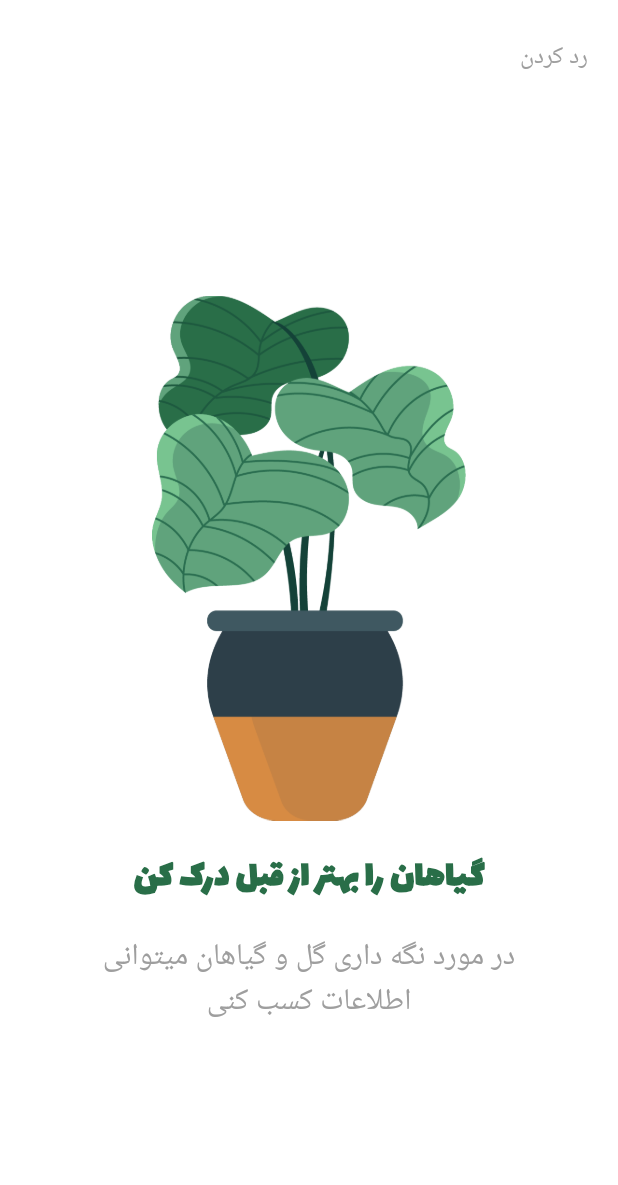
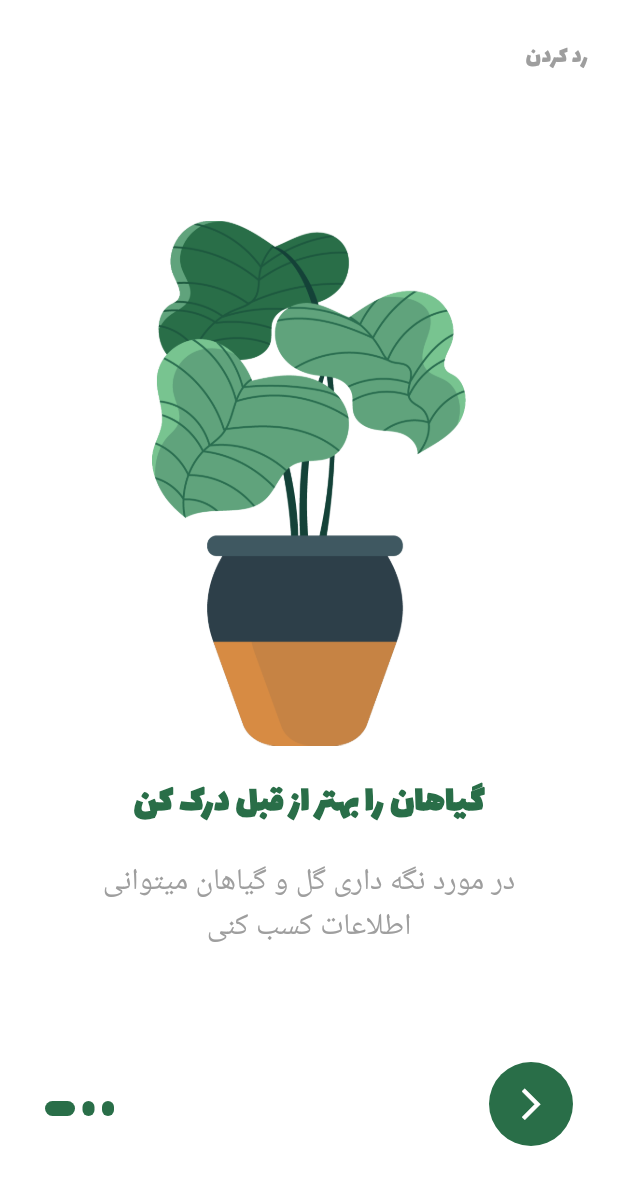
Before and after one commit to msharafice/plant_app, a Flutter app: the screen it shows after launch, on a phone screen of 412 x 824 dp. Shown: the top 1185 px of the screen. Run offline on Flutter 3.47's test engine with Material 3 defaults, Android fonts, the light colour scheme and no system bars.

Commit message:
add some page

```diff
--- a/lib/main.dart
+++ b/lib/main.dart
@@ -1,5 +1,5 @@
 import 'package:flutter/material.dart';
-import 'package:plantapp_2/screens/home_page.dart';
+import 'package:plantapp_2/screens/splash_screen.dart';
 
 void main() {
   runApp(const MyApp());
--- /dev/null
+++ b/lib/models/plant.dart
@@ -0,0 +1,173 @@
+// NABEGHEHA.COM
+
+class Plant {
+  final int plantId;
+  final int price;
+  final String size;
+  final double rating;
+  final int humidity;
+  final String temperature;
+  final String category;
+  final String plantName;
+  final String imageURL;
+  bool isFavorated;
+  final String decription;
+  bool isSelected;
+
+  Plant({
+    required this.plantId,
+    required this.price,
+    required this.category,
+    required this.plantName,
+    required this.size,
+    required this.rating,
+    required this.humidity,
+    required this.temperature,
+    required this.imageURL,
+    required this.isFavorated,
+    required this.decription,
+    required this.isSelected,
+  });
+
+  //List of Plants data
+  static List<Plant> plantList = [
+    Plant(
+      plantId: 0,
+      price: 22,
+      category: 'آپارتمانی',
+      plantName: 'سانسویریا',
+      size: 'کوچک',
+      rating: 4.5,
+      humidity: 34,
+      temperature: '23 - 34',
+      imageURL: 'assets/images/plant-one.png',
+      isFavorated: false,
+      decription: 'این گیاه یکی از بهترین گیاهان است. در بیشتر مناطق جهان رشد می کند و می تواند حتی در سخت ترین شرایط آب و هوایی نیز زنده بماند.',
+      isSelected: false,
+    ),
+    Plant(
+      plantId: 1,
+      price: 11,
+      category: 'محل‌کار',
+      plantName: 'فیلودندرون',
+      size: 'متوسط',
+      rating: 4.8,
+      humidity: 56,
+      temperature: '19 - 22',
+      imageURL: 'assets/images/plant-two.png',
+      isFavorated: false,
+      decription: 'این گیاه یکی از بهترین گیاهان است. در بیشتر مناطق جهان رشد می کند و می تواند حتی در سخت ترین شرایط آب و هوایی نیز زنده بماند.',
+      isSelected: false,
+    ),
+    Plant(
+      plantId: 2,
+      price: 18,
+      category: 'آپارتمانی',
+      plantName: 'دیزی ساحلی',
+      size: 'بزرگ',
+      rating: 4.7,
+      humidity: 34,
+      temperature: '22 - 25',
+      imageURL: 'assets/images/plant-three.png',
+      isFavorated: false,
+      decription: 'این گیاه یکی از بهترین گیاهان است. در بیشتر مناطق جهان رشد می کند و می تواند حتی در سخت ترین شرایط آب و هوایی نیز زنده بماند.',
+      isSelected: false,
+    ),
+    Plant(
+      plantId: 3,
+      price: 30,
+      category: 'محل‌کار',
+      plantName: 'بلوستم بزرگ',
+      size: 'کوچک',
+      rating: 4.5,
+      humidity: 35,
+      temperature: '23 - 28',
+      imageURL: 'assets/images/plant-one.png',
+      isFavorated: false,
+      decription: 'این گیاه یکی از بهترین گیاهان است. در بیشتر مناطق جهان رشد می کند و می تواند حتی در سخت ترین شرایط آب و هوایی نیز زنده بماند.',
+      isSelected: false,
+    ),
+    Plant(
+      plantId: 4,
+      price: 24,
+      category: 'پیشنهادی',
+      plantName: 'بلوستم بزرگ',
+      size: 'بزرگ',
+      rating: 4.1,
+      humidity: 66,
+      temperature: '12 - 16',
+      imageURL: 'assets/images/plant-four.png',
+      isFavorated: false,
+      decription: 'این گیاه یکی از بهترین گیاهان است. در بیشتر مناطق جهان رشد می کند و می تواند حتی در سخت ترین شرایط آب و هوایی نیز زنده بماند.',
+      isSelected: false,
+    ),
+    Plant(
+      plantId: 5,
+      price: 24,
+      category: 'محل‌کار',
+      plantName: 'مریم گلی',
+      size: 'متوسط',
+      rating: 4.4,
+      humidity: 36,
+      temperature: '15 - 18',
+      imageURL: 'assets/images/plant-five.png',
+      isFavorated: false,
+      decription: 'این گیاه یکی از بهترین گیاهان است. در بیشتر مناطق جهان رشد می کند و می تواند حتی در سخت ترین شرایط آب و هوایی نیز زنده بماند.',
+      isSelected: false,
+    ),
+    Plant(
+      plantId: 6,
+      price: 19,
+      category: 'باغچه‌ایی',
+      plantName: 'پلمباگو',
+      size: 'کوچک',
+      rating: 4.2,
+      humidity: 46,
+      temperature: '23 - 26',
+      imageURL: 'assets/images/plant-six.png',
+      isFavorated: false,
+      decription: 'این گیاه یکی از بهترین گیاهان است. در بیشتر مناطق جهان رشد می کند و می تواند حتی در سخت ترین شرایط آب و هوایی نیز زنده بماند.',
+      isSelected: false,
+    ),
+    Plant(
+      plantId: 7,
+      price: 23,
+      category: 'باغچه‌ایی',
+      plantName: 'تریتونیا',
+      size: 'متوسط',
+      rating: 4.5,
+      humidity: 34,
+      temperature: '21 - 24',
+      imageURL: 'assets/images/plant-seven.png',
+      isFavorated: false,
+      decription: 'این گیاه یکی از بهترین گیاهان است. در بیشتر مناطق جهان رشد می کند و می تواند حتی در سخت ترین شرایط آب و هوایی نیز زنده بماند.',
+      isSelected: false,
+    ),
+    Plant(
+      plantId: 8,
+      price: 46,
+      category: 'پیشنهادی',
+      plantName: 'تریتونیا',
+      size: 'متوسط',
+      rating: 4.7,
+      humidity: 46,
+      temperature: '21 - 25',
+      imageURL: 'assets/images/plant-eight.png',
+      isFavorated: false,
+      decription: 'این گیاه یکی از بهترین گیاهان است. در بیشتر مناطق جهان رشد می کند و می تواند حتی در سخت ترین شرایط آب و هوایی نیز زنده بماند.',
+      isSelected: false,
+    ),
+  ];
+
+  //Get the favorated items
+  static List<Plant> getFavoritedPlants() {
+    List<Plant> travelList = Plant.plantList;
+    return travelList.where((element) => element.isFavorated == true).toList();
+  }
+
+  //Get the cart items
+  static List<Plant> addedToCartPlants() {
+    List<Plant> selectedPlants = Plant.plantList;
+    return selectedPlants.where((element) => element.isSelected == true).toList();
+  }
+}
--- /dev/null
+++ b/lib/screens/cart_page.dart
@@ -0,0 +1,19 @@
+import 'package:flutter/material.dart';
+
+class CartPage extends StatefulWidget {
+  const CartPage({super.key});
+
+  @override
+  State<CartPage> createState() => _ProfilePageState();
+}
+
+class _ProfilePageState extends State<CartPage> {
+  @override
+  Widget build(BuildContext context) {
+    return const Scaffold(
+      body: Center(
+        child: Text('سبد خرید'),
+      ),
+    );
+  }
+}
--- /dev/null
+++ b/lib/screens/favorite_page.dart
@@ -0,0 +1,19 @@
+import 'package:flutter/material.dart';
+
+class FavoritePage extends StatefulWidget {
+  const FavoritePage({super.key});
+
+  @override
+  State<FavoritePage> createState() => _ProfilePageState();
+}
+
+class _ProfilePageState extends State<FavoritePage> {
+  @override
+  Widget build(BuildContext context) {
+    return const Scaffold(
+      body: Center(
+        child: Text('علاقه مندی ها'),
+      ),
+    );
+  }
+}
--- a/lib/screens/home_page.dart
+++ b/lib/screens/home_page.dart
@@ -1,96 +1,18 @@
 import 'package:flutter/material.dart';
-import 'package:plantapp_2/const/constants.dart';
 
 class HomePage extends StatefulWidget {
   const HomePage({super.key});
 
   @override
-  State<HomePage> createState() => _HomePageState();
+  State<HomePage> createState() => _ProfilePageState();
 }
 
-class _HomePageState extends State<HomePage> {
-  final PageController _pageController = PageController(initialPage: 0);
-  int currentindex = 0;
-
+class _ProfilePageState extends State<HomePage> {
   @override
   Widget build(BuildContext context) {
-    return Scaffold(
-      backgroundColor: Colors.white,
-      appBar: AppBar(
-        backgroundColor: Colors.white,
-        elevation: 0.0,
-        actions: [
-          Padding(
-            padding: const EdgeInsets.only(top: 20.0, right: 20.0),
-            child: InkWell(
-              onTap: () {},
-              child: const Text(
-                'رد کردن',
-                style: TextStyle(
-                  color: Colors.grey,
-                  // fontFamily:
-                  fontSize: 16.0,
-                ),
-              ),
-            ),
-          )
-        ],
-      ),
-      body: Stack(
-        children: [
-          PageView(
-            onPageChanged: (int page) {
-              setState(
-                () {
-                  currentindex = page;
-                },
-              );
-            },
-            controller: _pageController,
-            children: [
-              Padding(
-                padding: const EdgeInsets.only(
-                  left: 50.0,
-                  right: 50.0,
-                ),
-                child: Column(
-                  mainAxisAlignment: MainAxisAlignment.center,
-                  children: [
-                    SizedBox(
-                      height: 350.0,
-                      child: Image.asset(
-                        'assets/images/plant-one.png',
-                      ),
-                    ),
-                    const SizedBox(height: 20.0),
-                    Text(
-                      Constants.titleOne,
-                      textAlign: TextAlign.center,
-                      style: TextStyle(
-                        fontFamily: 'lalezar',
-                        //lalaezar
-                        fontSize: 25.0,
-                        color: Constants.primaryColor,
-                        fontWeight: FontWeight.bold,
-                      ),
-                    ),
-                    const SizedBox(height: 20.0),
-                    Text(
-                      Constants.descriptionOne,
-                      textAlign: TextAlign.center,
-                      style: const TextStyle(
-                        // fontFamily: 'iransans',
-                        fontSize: 20.0,
-                        color: Colors.grey,
-                        fontWeight: FontWeight.w400,
-                      ),
-                    ),
-                  ],
-                ),
-              ),
-            ],
-          )
-        ],
+    return const Scaffold(
+      body: Center(
+        child: Text('صفحه اصلی'),
       ),
     );
   }
--- /dev/null
+++ b/lib/screens/profile_page.dart
@@ -0,0 +1,19 @@
+import 'package:flutter/material.dart';
+
+class ProfilePage extends StatefulWidget {
+  const ProfilePage({super.key});
+
+  @override
+  State<ProfilePage> createState() => _ProfilePageState();
+}
+
+class _ProfilePageState extends State<ProfilePage> {
+  @override
+  Widget build(BuildContext context) {
+    return const Scaffold(
+      body: Center(
+        child: Text('پروفایل کاربر'),
+      ),
+    );
+  }
+}
--- /dev/null
+++ b/lib/screens/root.dart
@@ -0,0 +1,14 @@
+import 'package:flutter/material.dart';
+
+class RootPage extends StatelessWidget {
+  const RootPage({super.key});
+
+  @override
+  Widget build(BuildContext context) {
+    return Scaffold(
+      appBar: AppBar(
+        title: const Text('Root page'),
+      ),
+    );
+  }
+}
--- /dev/null
+++ b/lib/screens/scan_page.dart
@@ -0,0 +1,19 @@
+import 'package:flutter/material.dart';
+
+class ScanPage extends StatefulWidget {
+  const ScanPage({super.key});
+
+  @override
+  State<ScanPage> createState() => _ProfilePageState();
+}
+
+class _ProfilePageState extends State<ScanPage> {
+  @override
+  Widget build(BuildContext context) {
+    return const Scaffold(
+      body: Center(
+        child: Text('علف اسکن کن'),
+      ),
+    );
+  }
+}
--- /dev/null
+++ b/lib/screens/splash_screen.dart
@@ -0,0 +1,202 @@
+import 'package:flutter/material.dart';
+import 'package:plantapp_2/const/constants.dart';
+import 'package:plantapp_2/screens/root.dart';
+
+class HomePage extends StatefulWidget {
+  const HomePage({super.key});
+
+  @override
+  State<HomePage> createState() => _HomePageState();
+}
+
+class _HomePageState extends State<HomePage> {
+  final PageController _pageController = PageController(initialPage: 0);
+  int currentindex = 0;
+
+  Widget _indicator(bool isActive) {
+    return AnimatedContainer(
+      duration: const Duration(microseconds: 300),
+      height: 10.0,
+      width: isActive ? 20.0 : 8.0,
+      margin: const EdgeInsets.only(right: 5.0),
+      decoration: BoxDecoration(
+          color: Constants.primaryColor,
+          borderRadius: BorderRadius.circular(5.0)),
+    );
+  }
+
+  List<Widget> _buildindicator() {
+    List<Widget> indicators = [];
+
+    // ignore: dead_code
+    for (int i = 0; i < 3; i++) {
+      if (currentindex == i) {
+        indicators.add(_indicator(true));
+      } else {
+        indicators.add(_indicator(false));
+      }
+    }
+    return indicators;
+  }
+
+  @override
+  Widget build(BuildContext context) {
+    return Scaffold(
+      backgroundColor: Colors.white,
+      appBar: AppBar(
+        backgroundColor: Colors.white,
+        elevation: 0.0,
+        actions: [
+          Padding(
+            padding: const EdgeInsets.only(top: 20.0, right: 20.0),
+            child: InkWell(
+              onTap: () {},
+              child: const Text(
+                'رد کردن',
+                style: TextStyle(
+                  color: Colors.grey,
+                  fontFamily: 'lalezar',
+                  fontSize: 16.0,
+                ),
+              ),
+            ),
+          )
+        ],
+      ),
+      body: Stack(
+        children: [
+          PageView(
+            onPageChanged: (int page) {
+              setState(
+                () {
+                  currentindex = page;
+                },
+              );
+            },
+            controller: _pageController,
+            children: [
+              CreatePage(
+                image: 'assets/images/plant-one.png',
+                title: Constants.titleOne,
+                discription: Constants.descriptionOne,
+              ),
+              CreatePage(
+                image: 'assets/images/plant-two.png',
+                title: Constants.titleTwo,
+                discription: Constants.descriptionTwo,
+              ),
+              CreatePage(
+                image: 'assets/images/plant-three.png',
+                title: Constants.titleThree,
+                discription: Constants.descriptionThree,
+              ),
+            ],
+          ),
+          Positioned(
+            bottom: 80.0,
+            left: 30.0,
+            child: Row(
+              children: _buildindicator(),
+            ),
+          ),
+          Positioned(
+            right: 30.0,
+            bottom: 60.0,
+            child: Container(
+              padding: const EdgeInsets.all(4.0),
+              decoration: BoxDecoration(
+                shape: BoxShape.circle,
+                color: Constants.primaryColor,
+              ),
+              child: IconButton(
+                onPressed: () {
+                  setState(() {
+                    if (currentindex < 2) {
+                      currentindex++;
+                      if (currentindex < 3) {
+                        _pageController.nextPage(
+                          duration: const Duration(milliseconds: 300),
+                          curve: Curves.easeIn,
+                        );
+                      }
+                    } else {
+                      Navigator.pushReplacement(
+                          context,
+                          MaterialPageRoute(
+                            builder: (context) => const RootPage(),
+                          ));
+                    }
+                  });
+                },
+                icon: const Icon(
+                  Icons.arrow_forward_ios,
+                  size: 25.0,
+                  color: Colors.white,
+                ),
+              ),
+            ),
+          ),
+        ],
+      ),
+    );
+  }
+}
+
+class CreatePage extends StatelessWidget {
+  final String image;
+  final String title;
+  final String discription;
+
+  const CreatePage({
+    super.key,
+    required this.image,
+    required this.title,
+    required this.discription,
+  });
+
+  @override
+  Widget build(BuildContext context) {
+    return Padding(
+      padding: const EdgeInsets.only(
+        left: 50.0,
+        right: 50.0,
+        bottom: 80.0,
+      ),
+      child: Column(
+        mainAxisAlignment: MainAxisAlignment.center,
+        children: [
+          SizedBox(
+            height: 350.0,
+            child: Image.asset(
+              image,
+            ),
+          ),
+          const SizedBox(height: 20.0),
+          Text(
+            title,
+            textAlign: TextAlign.center,
+            style: TextStyle(
+              fontFamily: 'lalezar',
+              //lalaezar
+              fontSize: 25.0,
+              color: Constants.primaryColor,
+              fontWeight: FontWeight.bold,
+            ),
+          ),
+          const SizedBox(height: 20.0),
+          Text(
+            discription,
+            textAlign: TextAlign.center,
+            style: const TextStyle(
+              // fontFamily: 'iransans',
+              fontSize: 20.0,
+              color: Colors.grey,
+              fontWeight: FontWeight.w400,
+            ),
+          ),
+          const SizedBox(height: 20.0),
+        ],
+      ),
+    );
+  }
+}
--- a/pubspec.yaml
+++ b/pubspec.yaml
@@ -35,6 +35,8 @@
   # The following adds the Cupertino Icons font to your application.
   # Use with the CupertinoIcons class for iOS style icons.
   cupertino_icons: ^1.0.8
+  animated_bottom_navigation_bar: ^1.3.3
+  page_transition: ^2.1.0
 
 dev_dependencies:
   flutter_test:
```
Also changed, not shown: pubspec.lock.
